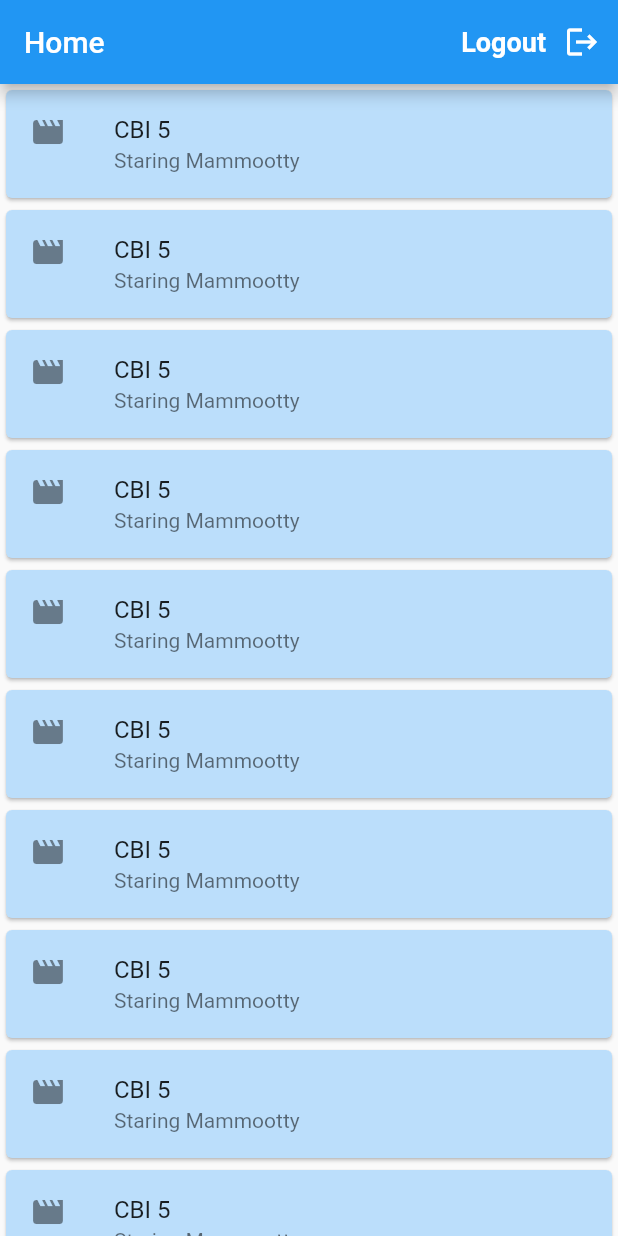
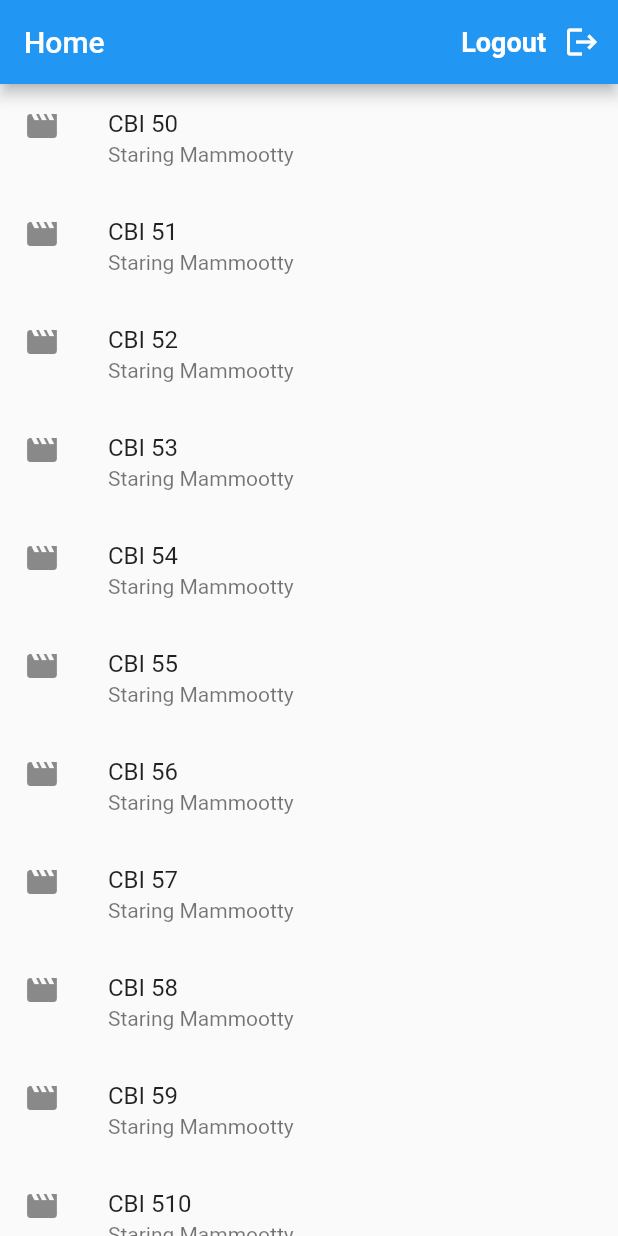
Before and after one commit to IrshadPeruvallur/flutter_login_02, a Flutter app: the ScreenHome screen opened directly, on a phone screen of 412 x 824 dp. Run offline on Flutter 3.47's test engine with Material 2 defaults, Android fonts, the phone set to English and light mode, and no system bars.

Commit message:
change listview to listview.builder

```diff
--- a/lib/screen/home.dart
+++ b/lib/screen/home.dart
@@ -23,119 +23,126 @@ class ScreenHome extends StatelessWidget {
 
           icon:Icon(Icons.logout))
         ],
-      ),
-      body:ListView(children: [
-        Card(
-          color: Colors.blue.shade100,
-          child:Column(children: [
-            ListTile(
-              title: Text('CBI 5'),
+      // ),
+      // body:ListView.(children: [
+      //   Card(
+      //     color: Colors.blue.shade100,
+      //     child:Column(children: [
+      //       ListTile(
+      //         title: Text('CBI 5'),
+      //         subtitle: Text("Staring Mammootty"),
+      //         leading: Icon(Icons.movie),
+      //         onTap: (){},
+      //       )
+      //     ]) ,
+      //   ),
+      //    Card(
+      //     color: Colors.blue.shade100,
+      //     child:Column(children: [
+      //       ListTile(
+      //         title: Text('CBI 5'),
+      //         subtitle: Text("Staring Mammootty"),
+      //         leading: Icon(Icons.movie),
+      //         onTap: (){},
+      //       )
+      //     ]) ,
+      //   ),
+      //    Card(
+      //     color: Colors.blue.shade100,
+      //     child:Column(children: [
+      //       ListTile(
+      //         title: Text('CBI 5'),
+      //         subtitle: Text("Staring Mammootty"),
+      //         leading: Icon(Icons.movie),
+      //         onTap: (){},
+      //       )
+      //     ]) ,
+      //   ),
+      //    Card(
+      //     color: Colors.blue.shade100,
+      //     child:Column(children: [
+      //       ListTile(
+      //         title: Text('CBI 5'),
+      //         subtitle: Text("Staring Mammootty"),
+      //         leading: Icon(Icons.movie),
+      //         onTap: (){},
+      //       )
+      //     ]) ,
+      //   ),
+      //    Card(
+      //     color: Colors.blue.shade100,
+      //     child:Column(children: [
+      //       ListTile(
+      //         title: Text('CBI 5'),
+      //         subtitle: Text("Staring Mammootty"),
+      //         leading: Icon(Icons.movie),
+      //         onTap: (){},
+      //       )
+      //     ]) ,
+      //   ),
+      //    Card(
+      //     color: Colors.blue.shade100,
+      //     child:Column(children: [
+      //       ListTile(
+      //         title: Text('CBI 5'),
+      //         subtitle: Text("Staring Mammootty"),
+      //         leading: Icon(Icons.movie),
+      //         onTap: (){},
+      //       )
+      //     ]) ,
+      //   ),
+      //    Card(
+      //     color: Colors.blue.shade100,
+      //     child:Column(children: [
+      //       ListTile(
+      //         title: Text('CBI 5'),
+      //         subtitle: Text("Staring Mammootty"),
+      //         leading: Icon(Icons.movie),
+      //         onTap: (){},
+      //       )
+      //     ]) ,
+      //   ),
+      //    Card(
+      //     color: Colors.blue.shade100,
+      //     child:Column(children: [
+      //       ListTile(
+      //         title: Text('CBI 5'),
+      //         subtitle: Text("Staring Mammootty"),
+      //         leading: Icon(Icons.movie),
+      //         onTap: (){},
+      //       )
+      //     ]) ,
+      //   ),
+      //    Card(
+      //     color: Colors.blue.shade100,
+      //     child:Column(children: [
+      //       ListTile(
+      //         title: Text('CBI 5'),
+      //         subtitle: Text("Staring Mammootty"),
+      //         leading: Icon(Icons.movie),
+      //         onTap: (){},
+      //       )
+      //     ]) ,
+      //   ),
+      //    Card(
+      //     color: Colors.blue.shade100,
+      //     child:Column(children: [
+      //       ListTile(
+      //         title: Text('CBI 5'),
+      //         subtitle: Text("Staring Mammootty"),
+      //         leading: Icon(Icons.movie),
+      //         onTap: (){},
+      //       )
+      //     ]) ,
+      //   )
+      // ],)
+
+      ),body: ListView.builder(itemBuilder:(context, index) =>  ListTile(
+              title: Text('CBI 5$index'),
               subtitle: Text("Staring Mammootty"),
               leading: Icon(Icons.movie),
               onTap: (){},
-            )
-          ]) ,
-        ),
-         Card(
-          color: Colors.blue.shade100,
-          child:Column(children: [
-            ListTile(
-              title: Text('CBI 5'),
-              subtitle: Text("Staring Mammootty"),
-              leading: Icon(Icons.movie),
-              onTap: (){},
-            )
-          ]) ,
-        ),
-         Card(
-          color: Colors.blue.shade100,
-          child:Column(children: [
-            ListTile(
-              title: Text('CBI 5'),
-              subtitle: Text("Staring Mammootty"),
-              leading: Icon(Icons.movie),
-              onTap: (){},
-            )
-          ]) ,
-        ),
-         Card(
-          color: Colors.blue.shade100,
-          child:Column(children: [
-            ListTile(
-              title: Text('CBI 5'),
-              subtitle: Text("Staring Mammootty"),
-              leading: Icon(Icons.movie),
-              onTap: (){},
-            )
-          ]) ,
-        ),
-         Card(
-          color: Colors.blue.shade100,
-          child:Column(children: [
-            ListTile(
-              title: Text('CBI 5'),
-              subtitle: Text("Staring Mammootty"),
-              leading: Icon(Icons.movie),
-              onTap: (){},
-            )
-          ]) ,
-        ),
-         Card(
-          color: Colors.blue.shade100,
-          child:Column(children: [
-            ListTile(
-              title: Text('CBI 5'),
-              subtitle: Text("Staring Mammootty"),
-              leading: Icon(Icons.movie),
-              onTap: (){},
-            )
-          ]) ,
-        ),
-         Card(
-          color: Colors.blue.shade100,
-          child:Column(children: [
-            ListTile(
-              title: Text('CBI 5'),
-              subtitle: Text("Staring Mammootty"),
-              leading: Icon(Icons.movie),
-              onTap: (){},
-            )
-          ]) ,
-        ),
-         Card(
-          color: Colors.blue.shade100,
-          child:Column(children: [
-            ListTile(
-              title: Text('CBI 5'),
-              subtitle: Text("Staring Mammootty"),
-              leading: Icon(Icons.movie),
-              onTap: (){},
-            )
-          ]) ,
-        ),
-         Card(
-          color: Colors.blue.shade100,
-          child:Column(children: [
-            ListTile(
-              title: Text('CBI 5'),
-              subtitle: Text("Staring Mammootty"),
-              leading: Icon(Icons.movie),
-              onTap: (){},
-            )
-          ]) ,
-        ),
-         Card(
-          color: Colors.blue.shade100,
-          child:Column(children: [
-            ListTile(
-              title: Text('CBI 5'),
-              subtitle: Text("Staring Mammootty"),
-              leading: Icon(Icons.movie),
-              onTap: (){},
-            )
-          ]) ,
-        )
-      ],)
+            ),itemCount: 100, ),
     );
   }
   signout(BuildContext context){
--- a/lib/screen/splash.dart
+++ b/lib/screen/splash.dart
@@ -19,27 +19,27 @@ class _ScreensplashState extends State<Screensplash> {
 
 
   }
-  @override
-  void didChangeDependencies() {
-    // TODO: implement didChangeDependencies
-    super.didChangeDependencies();
-  }
+  // @override
+  // void didChangeDependencies() {
+  //   // TODO: implement didChangeDependencies
+  //   super.didChangeDependencies();
+  // }
    @override
   Widget build(BuildContext context) {
     return  const Scaffold(
       body: Center(child:
       Image(image: AssetImage("assets/image/01.jpg"),width: 200,)
 
-      /* Text("Welcome"), */
+
        ),
     );
   }
 
-  @override
-  void dispose() {
-    // TODO: implement dispose
-    super.dispose();
-  }
+  // @override
+  // void dispose() {
+  //   // TODO: implement dispose
+  //   super.dispose();
+  // }
 
   Future<void>gotologin()async{
     await Future.delayed(Duration(seconds: 3));
```
